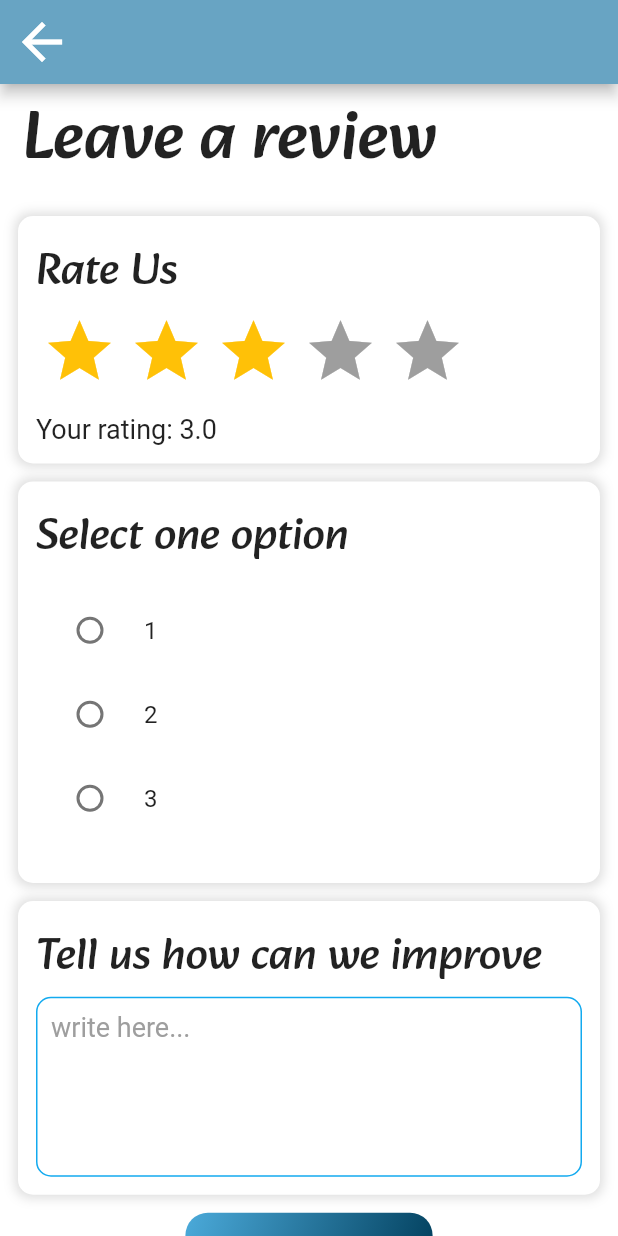
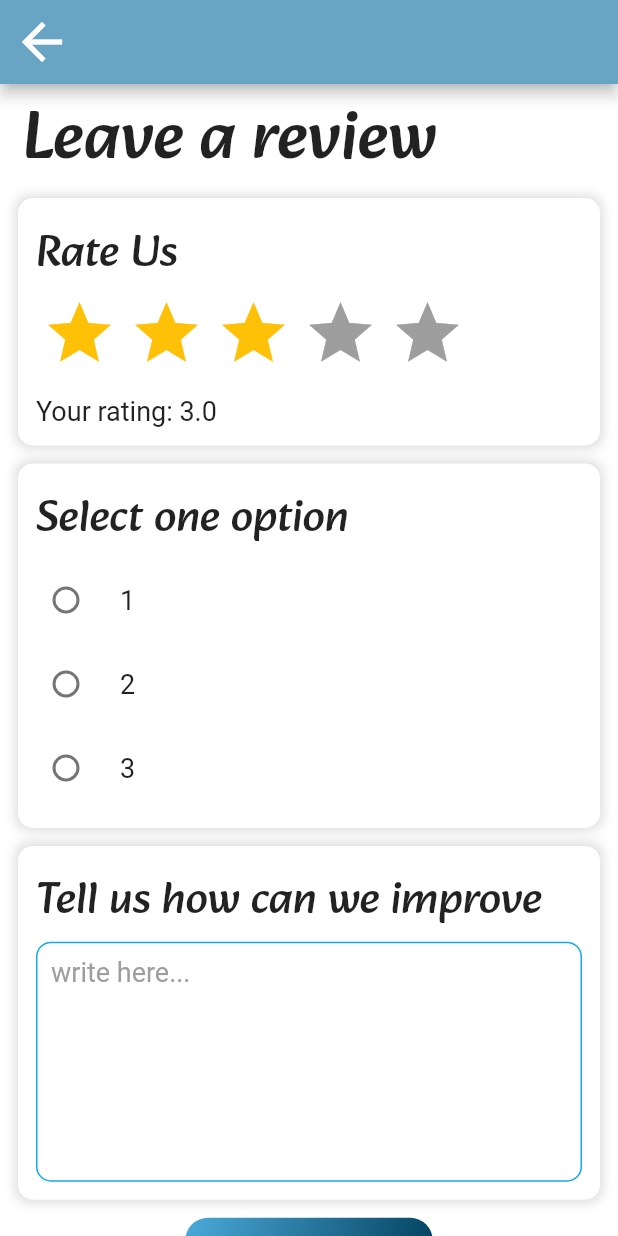
Before and after one commit to priyanshu251/opinio, a Flutter app: the FeedbackPage screen opened directly, on a phone screen of 412 x 824 dp. Run offline on Flutter 3.47's test engine with Material 2 defaults, Android fonts, the phone set to English and light mode, and no system bars; drawn by our look-alikes of flutter_rating_bar; our stand-ins replace rflutter_alert; missing offline and left inert: qr_code_scanner.

Commit message:
new commit

```diff
--- a/lib/feedback_page.dart
+++ b/lib/feedback_page.dart
@@ -36,9 +36,7 @@ class _FeedbackPageState extends State<FeedbackPage> {
           ),
         ),
         body: SafeArea(
-          child: Column(
-            children: [
-              Expanded(
+          child: Expanded(
             child: SingleChildScrollView(
               child: Column(
                 crossAxisAlignment: CrossAxisAlignment.start,
@@ -62,14 +60,9 @@ class _FeedbackPageState extends State<FeedbackPage> {
                   recommendationCard(screenHeight),
                   textFeildCard(screenHeight),
                   Center(child: submitReviewButton(screenWidth)),
-                      SizedBox(
-                        height: screenHeight * 0.02,
-                      ),
                 ],
               ),
             ),
-              ),
-            ],
           ),
         ));
   }
@@ -77,7 +70,7 @@ class _FeedbackPageState extends State<FeedbackPage> {
   Container textFeildCard(double screenHeight) {
     return Container(
       width: double.infinity,
-      margin: const EdgeInsets.fromLTRB(12, 12, 12, 0),
+      margin: const EdgeInsets.fromLTRB(12, 0, 12, 12),
       padding: const EdgeInsets.all(12),
       decoration: kCardDecoration,
       child: Column(
@@ -88,7 +81,7 @@ class _FeedbackPageState extends State<FeedbackPage> {
             height: screenHeight * 0.001,
           ),
           SizedBox(
-            height: 120, //TextField expands to this height.
+            height: 160, //TextField expands to this height.
             child: TextField(
               onChanged: (value) {},
               style: krating,
@@ -107,7 +100,7 @@ class _FeedbackPageState extends State<FeedbackPage> {
 
   Widget submitReviewButton(double screenWidth) {
     return Padding(
-      padding: const EdgeInsets.all(12.0),
+      padding: const EdgeInsets.fromLTRB(12, 0, 12, 12),
       child: InkWell(
         highlightColor: Colors.transparent,
         splashColor: const Color.fromARGB(0, 209, 207, 207),
@@ -159,7 +152,7 @@ class _FeedbackPageState extends State<FeedbackPage> {
   Container recommendationCard(double screenHeight) {
     return Container(
       width: double.infinity,
-      margin: const EdgeInsets.fromLTRB(12, 12, 12, 0),
+      margin: const EdgeInsets.fromLTRB(12, 0, 12, 12),
       padding: const EdgeInsets.all(12),
       decoration: kCardDecoration,
       child: Column(
@@ -167,14 +160,12 @@ class _FeedbackPageState extends State<FeedbackPage> {
         mainAxisAlignment: MainAxisAlignment.spaceEvenly,
         children: [
           const Text('Select one option', style: kreviewTitle),
-          SizedBox(
-            height: screenHeight * 0.01,
-          ),
           Column(
             crossAxisAlignment: CrossAxisAlignment.start,
             children: [
               RadioListTile(
-                title: const Text("1"),
+                contentPadding: const EdgeInsets.all(0),
+                title: const Text("1", style: krating),
                 value: "1",
                 groupValue: selectedValue,
                 onChanged: (value) {
@@ -184,7 +175,8 @@ class _FeedbackPageState extends State<FeedbackPage> {
                 },
               ),
               RadioListTile(
-                title: const Text("2"),
+                contentPadding: const EdgeInsets.all(0),
+                title: const Text("2", style: krating),
                 value: "2",
                 groupValue: selectedValue,
                 onChanged: (value) {
@@ -194,7 +186,8 @@ class _FeedbackPageState extends State<FeedbackPage> {
                 },
               ),
               RadioListTile(
-                title: const Text("3"),
+                contentPadding: const EdgeInsets.all(0),
+                title: const Text("3", style: krating),
                 value: "3",
                 groupValue: selectedValue,
                 onChanged: (value) {
@@ -205,9 +198,6 @@ class _FeedbackPageState extends State<FeedbackPage> {
               )
             ],
           ),
-          SizedBox(
-            height: screenHeight * 0.02,
-          ),
         ],
       ),
     );
@@ -217,7 +207,7 @@ class _FeedbackPageState extends State<FeedbackPage> {
       void Function(double) onChanged) {
     return Container(
       width: double.infinity,
-      margin: const EdgeInsets.fromLTRB(12, 12, 12, 0),
+      margin: const EdgeInsets.fromLTRB(12, 0, 12, 12),
       padding: const EdgeInsets.all(12),
       decoration: kCardDecoration,
       child: Column(
```
Also changed, not shown: 1 other file. Lines whose indentation alone changed are shown as unchanged.
